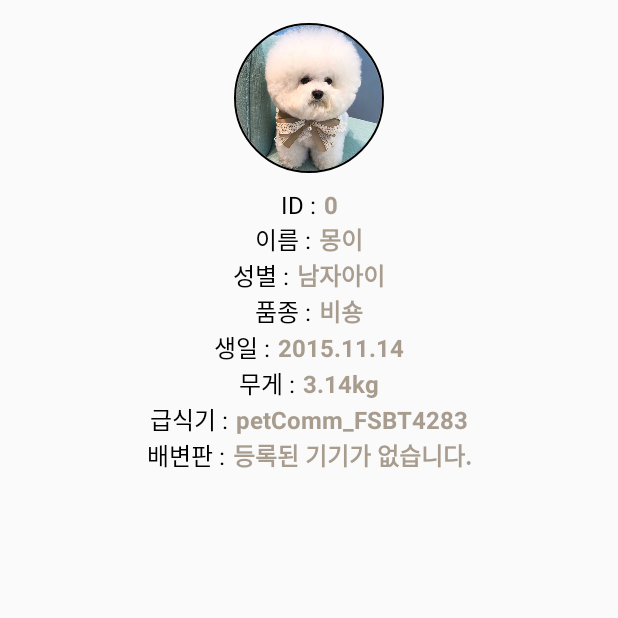
After one commit to teampk/petcomm, an Android app: the DogProfileAcitivty screen opened directly, with no data from a screen before it, on a phone screen of 412 x 824 dp, the top half of it. The commit adds this screen. Run offline under Robolectric (Android 15) with nearby library versions, the phone set to English and light mode, and no system bars; our stand-ins replace CircleImageView, data binding; 8 statements that could not run were skipped.

Commit message:
layout 완료

```diff
--- a/PetComm/app/src/main/AndroidManifest.xml
+++ b/PetComm/app/src/main/AndroidManifest.xml
@@ -26,6 +26,7 @@
         <activity android:name=".SignUpDogActivity"/>
 
         <activity android:name=".AddDeviceActivity"/>
+        <activity android:name=".DogProfileAcitivty"/>
 
 
 
--- a/PetComm/app/src/main/java/com/example/petcomm/DBHelper.java
+++ b/PetComm/app/src/main/java/com/example/petcomm/DBHelper.java
@@ -55,6 +55,26 @@ public class DBHelper extends SQLiteOpenHelper {
         return dogData;
     }
 
+
+    public Dog getDogById(int id){
+        SQLiteDatabase db = getReadableDatabase();
+        Dog dataElement = null;
+        Cursor cursor = db.rawQuery("SELECT * FROM DOGLIST WHERE _id = '" + id + "';", null);
+        while (cursor.moveToNext()){
+            dataElement = new Dog(
+                    Integer.valueOf(cursor.getString(0)),
+                    cursor.getString(1),
+                    cursor.getString(2),
+                    cursor.getString(3),
+                    cursor.getString(4),
+                    cursor.getString(5),
+                    cursor.getString(6),
+                    cursor.getString(7)
+            );
+        }
+        return dataElement;
+    }
+
     public void deleteDogDataAll(){
         SQLiteDatabase db = getWritableDatabase();
         db.execSQL("DELETE FROM DOGLIST;");
--- /dev/null
+++ b/PetComm/app/src/main/java/com/example/petcomm/DogProfileAcitivty.java
@@ -0,0 +1,46 @@
+package com.example.petcomm;
+
+import android.content.Intent;
+import android.databinding.DataBindingUtil;
+import android.os.Bundle;
+import android.support.annotation.Nullable;
+import android.support.v7.app.AppCompatActivity;
+import android.util.Log;
+import android.view.WindowManager;
+
+import com.example.petcomm.databinding.ActivityDogProfileBinding;
+import com.example.petcomm.model.Dog;
+
+import java.util.ArrayList;
+
+public class DogProfileAcitivty extends AppCompatActivity {
+    ActivityDogProfileBinding binding;
+    private Dog myDog;
+    @Override
+    protected void onCreate(@Nullable Bundle savedInstanceState) {
+        super.onCreate(savedInstanceState);
+        getWindow().setFlags(WindowManager.LayoutParams.FLAG_FULLSCREEN,
+                WindowManager.LayoutParams.FLAG_FULLSCREEN);
+        binding = DataBindingUtil.setContentView(this, R.layout.activity_dog_profile);
+        binding.setDogProfile(this);
+
+        Intent intent = getIntent();
+        int id = intent.getIntExtra("dogId", 0);
+
+        DBHelper dbHelper = new DBHelper(getApplicationContext(), "PetComm.db", null, 1);
+        myDog = dbHelper.getDogById(id);
+
+
+
+
+        binding.tvId.setText(String.valueOf(myDog.id));
+        binding.tvName.setText(String.valueOf(myDog.name));
+        binding.tvGender.setText(String.valueOf(myDog.gender));
+        binding.tvSpecies.setText(String.valueOf(myDog.species));
+        binding.tvBirth.setText(String.valueOf(myDog.birth));
+        binding.tvWeight.setText(String.valueOf(myDog.weight));
+        binding.tvFeederId.setText(String.valueOf(myDog.feederId));
+        binding.tvToiletId.setText(String.valueOf(myDog.toiletId));
+
+    }
+}
--- a/PetComm/app/src/main/java/com/example/petcomm/FragmentHome.java
+++ b/PetComm/app/src/main/java/com/example/petcomm/FragmentHome.java
@@ -6,6 +6,7 @@ import android.os.Bundle;
 import android.support.annotation.NonNull;
 import android.support.annotation.Nullable;
 import android.support.v4.app.Fragment;
+import android.util.Log;
 import android.view.LayoutInflater;
 import android.view.View;
 import android.view.ViewGroup;
@@ -27,7 +28,7 @@ public class FragmentHome extends Fragment{
     private DBHelper dbHelper;
     private ArrayList<String> dogList;
     private ArrayList<Dog> dogData;
-
+    private int selectedId;
     @Override
     public void onCreate(@Nullable Bundle savedInstanceState) {
         super.onCreate(savedInstanceState);
@@ -63,9 +64,6 @@ public class FragmentHome extends Fragment{
             dogList.add(dogData.get(i).name);
         }
 
-
-
-
     }
 
     private void setVisible(){
@@ -94,6 +92,8 @@ public class FragmentHome extends Fragment{
             binding.clEmptyDog.setVisibility(View.VISIBLE);
             binding.clExistDog.setVisibility(View.GONE);
             binding.tvEmptyDog.setText(getText(R.string.tv_empty_dog));
+        }else{
+            binding.spinnerDog.setSelection(dogList.size()-1);
         }
 
 
@@ -122,8 +122,7 @@ public class FragmentHome extends Fragment{
                 binding.tvDevice2.setText(dogData.get(id).toiletId);
 
             }
-
-
+            selectedId = dogData.get(id).id;
         }
     }
 
@@ -131,8 +130,13 @@ public class FragmentHome extends Fragment{
     public void addDogListener(View view){
         startActivity(new Intent(getContext(), SignUpDogActivity.class));
     }
-    public void testListener(View view){
-        Toast.makeText(getActivity(), binding.tvId.getText().toString(), Toast.LENGTH_SHORT).show();
+
+    public void dogProfileListener(View view){
+        Intent intent = new Intent(getContext(), DogProfileAcitivty.class);
+        intent.putExtra("dogId", selectedId);
+        Log.d("PETCOMMTEST", String.valueOf(selectedId));
+        startActivity(intent);
+
     }
 
 }
--- /dev/null
+++ b/PetComm/app/src/main/res/layout/activity_dog_profile.xml
@@ -0,0 +1,285 @@
+<?xml version="1.0" encoding="utf-8"?>
+<layout xmlns:android="http://schemas.android.com/apk/res/android"
+    xmlns:app="http://schemas.android.com/apk/res-auto"
+    xmlns:tools="http://schemas.android.com/tools"
+    tools:context=".DogProfileAcitivty">
+
+    <data>
+
+        <variable
+            name="dogProfile"
+            type="com.example.petcomm.DogProfileAcitivty" />
+    </data>
+
+    <android.support.constraint.ConstraintLayout
+        android:layout_width="match_parent"
+        android:layout_height="match_parent">
+
+
+        <!-- 사진 -->
+        <de.hdodenhof.circleimageview.CircleImageView
+            android:id="@+id/iv_profile"
+            android:layout_width="@dimen/length_image_profile"
+            android:layout_height="@dimen/length_image_profile"
+            android:layout_marginTop="15dp"
+
+            android:src="@drawable/bichon"
+            app:civ_border_color="@color/colorBlack"
+            app:civ_border_width="1dp"
+            app:civ_circle_background_color="@color/colorWhite"
+
+            app:layout_constraintEnd_toEndOf="parent"
+            app:layout_constraintStart_toStartOf="parent"
+            app:layout_constraintTop_toTopOf="parent" />
+
+        <!-- id -->
+        <LinearLayout
+            android:id="@+id/ll_id"
+            android:layout_width="wrap_content"
+            android:layout_height="wrap_content"
+            android:layout_marginTop="10dp"
+            android:orientation="horizontal"
+            app:layout_constraintEnd_toEndOf="parent"
+            app:layout_constraintStart_toStartOf="parent"
+            app:layout_constraintTop_toBottomOf="@+id/iv_profile">
+
+            <TextView
+                android:layout_width="wrap_content"
+                android:layout_height="wrap_content"
+                android:text="@string/tv_id_is"
+                android:textColor="@color/colorBlack"
+                android:textSize="@dimen/text_size" />
+
+            <TextView
+                android:id="@+id/tv_id"
+                android:layout_width="wrap_content"
+                android:layout_height="wrap_content"
+                android:layout_marginStart="5dp"
+                android:text="@string/tv_id_example"
+                android:textColor="@color/colorPrimaryDark"
+                android:textSize="@dimen/text_size"
+                android:textStyle="bold" />
+
+        </LinearLayout>
+
+        <!-- 이름 -->
+        <LinearLayout
+            android:id="@+id/ll_name"
+            android:layout_width="wrap_content"
+            android:layout_height="wrap_content"
+            android:orientation="horizontal"
+            app:layout_constraintEnd_toEndOf="parent"
+            app:layout_constraintStart_toStartOf="parent"
+            app:layout_constraintTop_toBottomOf="@+id/ll_id">
+
+            <TextView
+                android:layout_width="wrap_content"
+                android:layout_height="wrap_content"
+                android:text="@string/tv_name_is"
+                android:textColor="@color/colorBlack"
+                android:textSize="@dimen/text_size" />
+
+            <TextView
+                android:id="@+id/tv_name"
+                android:layout_width="wrap_content"
+                android:layout_height="wrap_content"
+                android:layout_marginStart="5dp"
+                android:text="@string/tv_name_example"
+                android:textColor="@color/colorPrimaryDark"
+                android:textSize="@dimen/text_size"
+                android:textStyle="bold" />
+
+
+        </LinearLayout>
+
+        <!-- 성별 -->
+        <LinearLayout
+            android:id="@+id/ll_gender"
+            android:layout_width="wrap_content"
+            android:layout_height="wrap_content"
+            android:orientation="horizontal"
+            app:layout_constraintEnd_toEndOf="parent"
+            app:layout_constraintStart_toStartOf="parent"
+            app:layout_constraintTop_toBottomOf="@+id/ll_name">
+
+            <TextView
+                android:layout_width="wrap_content"
+                android:layout_height="wrap_content"
+                android:text="@string/tv_gender_is"
+                android:textColor="@color/colorBlack"
+                android:textSize="@dimen/text_size" />
+
+            <TextView
+                android:id="@+id/tv_gender"
+                android:layout_width="wrap_content"
+                android:layout_height="wrap_content"
+                android:layout_marginStart="5dp"
+                android:text="@string/tv_gender_male"
+                android:textColor="@color/colorPrimaryDark"
+                android:textSize="@dimen/text_size"
+                android:textStyle="bold" />
+
+
+        </LinearLayout>
+
+        <!-- 품종 -->
+        <LinearLayout
+            android:id="@+id/ll_species"
+            android:layout_width="wrap_content"
+            android:layout_height="wrap_content"
+            android:orientation="horizontal"
+            app:layout_constraintEnd_toEndOf="parent"
+            app:layout_constraintStart_toStartOf="parent"
+            app:layout_constraintTop_toBottomOf="@+id/ll_gender">
+
+            <TextView
+                android:layout_width="wrap_content"
+                android:layout_height="wrap_content"
+                android:text="@string/tv_species_is"
+                android:textColor="@color/colorBlack"
+                android:textSize="@dimen/text_size" />
+
+            <TextView
+                android:id="@+id/tv_species"
+                android:layout_width="wrap_content"
+                android:layout_height="wrap_content"
+                android:layout_marginStart="5dp"
+                android:text="@string/tv_species_example"
+                android:textColor="@color/colorPrimaryDark"
+                android:textSize="@dimen/text_size"
+                android:textStyle="bold" />
+
+
+        </LinearLayout>
+
+        <!-- 생년월일 -->
+        <LinearLayout
+            android:id="@+id/ll_birth"
+            android:layout_width="wrap_content"
+            android:layout_height="wrap_content"
+            android:orientation="horizontal"
+            app:layout_constraintEnd_toEndOf="parent"
+            app:layout_constraintStart_toStartOf="parent"
+            app:layout_constraintTop_toBottomOf="@+id/ll_species">
+
+            <TextView
+                android:layout_width="wrap_content"
+                android:layout_height="wrap_content"
+                android:text="@string/tv_birth_is"
+                android:textColor="@color/colorBlack"
+                android:textSize="@dimen/text_size" />
+
+            <TextView
+                android:id="@+id/tv_birth"
+                android:layout_width="wrap_content"
+                android:layout_height="wrap_content"
+                android:layout_marginStart="5dp"
+                android:text="@string/tv_birth_example"
+                android:textColor="@color/colorPrimaryDark"
+                android:textSize="@dimen/text_size"
+                android:textStyle="bold" />
+
+
+        </LinearLayout>
+
+        <!-- 무게 -->
+        <LinearLayout
+            android:id="@+id/ll_weight"
+            android:layout_width="wrap_content"
+            android:layout_height="wrap_content"
+            android:orientation="horizontal"
+            app:layout_constraintEnd_toEndOf="parent"
+            app:layout_constraintStart_toStartOf="parent"
+            app:layout_constraintTop_toBottomOf="@+id/ll_birth">
+
+            <TextView
+                android:layout_width="wrap_content"
+                android:layout_height="wrap_content"
+                android:text="@string/tv_weight_is"
+                android:textColor="@color/colorBlack"
+                android:textSize="@dimen/text_size" />
+
+            <TextView
+                android:id="@+id/tv_weight"
+                android:layout_width="wrap_content"
+                android:layout_height="wrap_content"
+                android:layout_marginStart="5dp"
+                android:text="@string/tv_weight_example"
+                android:textColor="@color/colorPrimaryDark"
+                android:textSize="@dimen/text_size"
+                android:textStyle="bold" />
+
+
+        </LinearLayout>
+
+
+        <!-- 급식기 device1-->
+        <LinearLayout
+            android:id="@+id/ll_feeder_id"
+            android:layout_width="wrap_content"
+            android:layout_height="wrap_content"
+            android:orientation="horizontal"
+            app:layout_constraintEnd_toEndOf="parent"
+            app:layout_constraintStart_toStartOf="parent"
+            app:layout_constraintTop_toBottomOf="@+id/ll_weight">
+
+            <TextView
+                android:layout_width="wrap_content"
+                android:layout_height="wrap_content"
+                android:text="@string/tv_device_is"
+                android:textColor="@color/colorBlack"
+                android:textSize="@dimen/text_size"
+
+                />
+
+            <TextView
+                android:id="@+id/tv_feeder_id"
+                android:layout_width="wrap_content"
+                android:layout_height="wrap_content"
+                android:layout_marginStart="5dp"
+                android:text="@string/tv_device_example"
+                android:textColor="@color/colorPrimaryDark"
+                android:textSize="@dimen/text_size"
+                android:textStyle="bold" />
+
+
+        </LinearLayout>
+
+        <!-- 배변판 device2 -->
+        <LinearLayout
+            android:id="@+id/ll_toilet_id"
+            android:layout_width="wrap_content"
+            android:layout_height="wrap_content"
+            android:orientation="horizontal"
+            app:layout_constraintEnd_toEndOf="parent"
+            app:layout_constraintStart_toStartOf="parent"
+            app:layout_constraintTop_toBottomOf="@+id/ll_feeder_id">
+
+            <TextView
+                android:layout_width="wrap_content"
+                android:layout_height="wrap_content"
+                android:text="@string/tv_device2_is"
+                android:textColor="@color/colorBlack"
+                android:textSize="@dimen/text_size"
+
+                />
+
+            <TextView
+                android:id="@+id/tv_toilet_id"
+                android:layout_width="wrap_content"
+                android:layout_height="wrap_content"
+                android:layout_marginStart="5dp"
+                android:text="@string/tv_device_empty"
+                android:textColor="@color/colorPrimaryDark"
+                android:textSize="@dimen/text_size"
+                android:textStyle="bold"
+
+                />
+
+
+        </LinearLayout>
+
+
+    </android.support.constraint.ConstraintLayout>
+
+</layout>
--- a/PetComm/app/src/main/res/layout/fragment_home.xml
+++ b/PetComm/app/src/main/res/layout/fragment_home.xml
@@ -42,7 +42,7 @@
                 app:layout_constraintLeft_toLeftOf="parent"
                 app:layout_constraintTop_toTopOf="parent"
                 app:layout_constraintBottom_toBottomOf="parent"
-                android:onClick="@{fragmentHome::testListener}"
+
 
                 />
 
@@ -119,15 +119,10 @@
                         app:layout_constraintStart_toStartOf="parent"
                         app:layout_constraintEnd_toEndOf="parent"
                         app:layout_constraintTop_toTopOf="parent"
+                        android:onClick="@{fragmentHome::dogProfileListener}"
+
                         />
 
-                    <!-- id -->
-                    <TextView
-                        android:id="@+id/tv_id"
-                        android:layout_width="match_parent"
-                        android:layout_height="wrap_content"
-                        android:text="0"
-                        app:layout_constraintBottom_toTopOf="parent"/>
 
                     <!-- 이름 -->
                     <LinearLayout
--- a/PetComm/app/src/main/res/values/strings.xml
+++ b/PetComm/app/src/main/res/values/strings.xml
@@ -26,6 +26,9 @@
     <string name="bt_go_add_device">기기 추가하러 가기</string>
 
     <string name="tv_auto_sin_in">자동 로그인</string>
+    <string name="tv_id_is">ID :</string>
+    <string name="tv_id_example">0</string>
+
     <string name="tv_name">이름</string>
     <string name="tv_name_is">이름 :</string>
     <string name="tv_name_example">몽이</string>
@@ -35,11 +38,19 @@
     <string name="tv_device_example">petComm_FSBT4283</string>
     <string name="tv_device2_example">petComm_TWHJ8092</string>
     <string name="tv_gender">성별</string>
+    <string name="tv_gender_is">성별 :</string>
     <string name="tv_gender_male">남자아이</string>
     <string name="tv_gender_female">여자아이</string>
     <string name="tv_species">품종</string>
+    <string name="tv_species_is">품종 :</string>
+    <string name="tv_species_example">비숑</string>
     <string name="tv_birth">생일</string>
+    <string name="tv_birth_is">생일 :</string>
+    <string name="tv_birth_example">2015.11.14</string>
     <string name="tv_weight">무게</string>
+    <string name="tv_weight_is">무게 :</string>
+    <string name="tv_weight_example">3.14kg</string>
+
     <string name="tv_example_species">품종을 선택해주세요</string>
     <string name="tv_example_birth">19XX년 0월 0일</string>
     <string name="tv_kg">kg</string>
```
